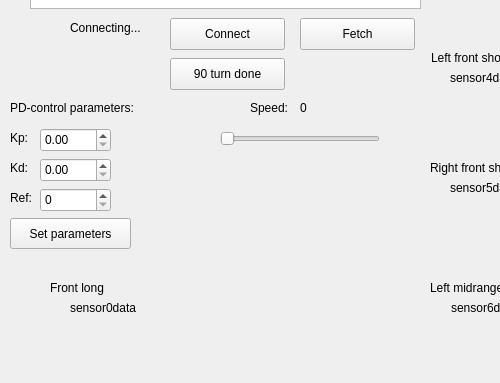
The window that Kod/Styr_m/Styr_m/mapGUI/gui.ui (hansfilipelo/Kandidadprojekt) describes before a commit, drawn with Qt 5; both pictures show x 0 to 500 and y 408 to 791 of the 946 by 791 pixel window.
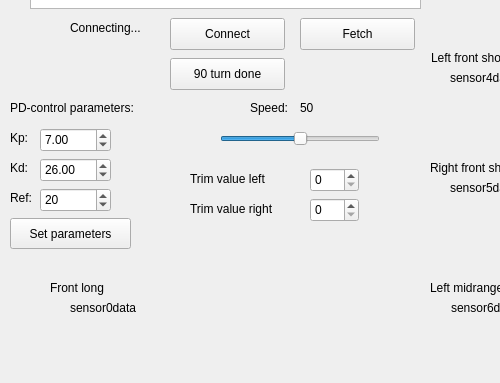
The same window after the commit. Custom widgets are drawn as their Qt base class.

Commit message: trim paramaters now available on forward. Half of "protection" for map making implemented, Tobenhair has rest. Not compiled.

```diff
--- a/Kod/Styr_m/Styr_m/mapGUI/gui.ui
+++ b/Kod/Styr_m/Styr_m/mapGUI/gui.ui
@@ -42,6 +42,9 @@
     <property name="maximum">
      <number>100</number>
     </property>
+    <property name="value">
+     <number>50</number>
+    </property>
     <property name="orientation">
      <enum>Qt::Horizontal</enum>
     </property>
@@ -225,7 +228,7 @@
      </rect>
     </property>
     <property name="text">
-     <string>0</string>
+     <string>50</string>
     </property>
    </widget>
    <widget class="QCustomPlot" name="sensorPlot1" native="true">
@@ -411,6 +414,9 @@
       <height>24</height>
      </rect>
     </property>
+    <property name="value">
+     <double>7.000000000000000</double>
+    </property>
    </widget>
    <widget class="QDoubleSpinBox" name="doubleSpinBox_2">
     <property name="geometry">
@@ -421,6 +427,9 @@
       <height>24</height>
      </rect>
     </property>
+    <property name="value">
+     <double>26.000000000000000</double>
+    </property>
    </widget>
    <widget class="QSpinBox" name="spinBox">
     <property name="geometry">
@@ -431,6 +440,9 @@
       <height>24</height>
      </rect>
     </property>
+    <property name="value">
+     <number>20</number>
+    </property>
    </widget>
    <widget class="QLabel" name="pdControlLabel">
     <property name="geometry">
@@ -513,6 +525,64 @@
      <string>90 turn done</string>
     </property>
    </widget>
+   <widget class="QSpinBox" name="trimValueLeft">
+    <property name="geometry">
+     <rect>
+      <x>310</x>
+      <y>540</y>
+      <width>49</width>
+      <height>24</height>
+     </rect>
+    </property>
+    <property name="minimum">
+     <number>0</number>
+    </property>
+    <property name="maximum">
+     <number>9</number>
+    </property>
+   </widget>
+   <widget class="QLabel" name="trimLeftLabel">
+    <property name="geometry">
+     <rect>
+      <x>190</x>
+      <y>540</y>
+      <width>111</width>
+      <height>21</height>
+     </rect>
+    </property>
+    <property name="text">
+     <string>Trim value left</string>
+    </property>
+   </widget>
+   <widget class="QSpinBox" name="trimValueRight">
+    <property name="geometry">
+     <rect>
+      <x>310</x>
+      <y>570</y>
+      <width>49</width>
+      <height>24</height>
+     </rect>
+    </property>
+    <property name="minimum">
+     <number>0</number>
+    </property>
+    <property name="maximum">
+     <number>9</number>
+    </property>
+   </widget>
+   <widget class="QLabel" name="trimRightLabel">
+    <property name="geometry">
+     <rect>
+      <x>190</x>
+      <y>570</y>
+      <width>111</width>
+      <height>21</height>
+     </rect>
+    </property>
+    <property name="text">
+     <string>Trim value right</string>
+    </property>
+   </widget>
   </widget>
   <widget class="QMenuBar" name="menuBar">
    <property name="geometry">
```
The commit also changes 7 other files.
